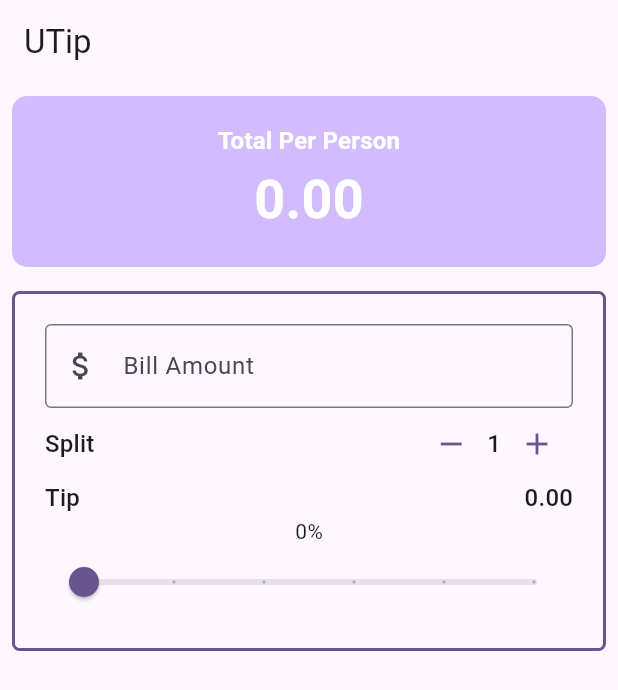
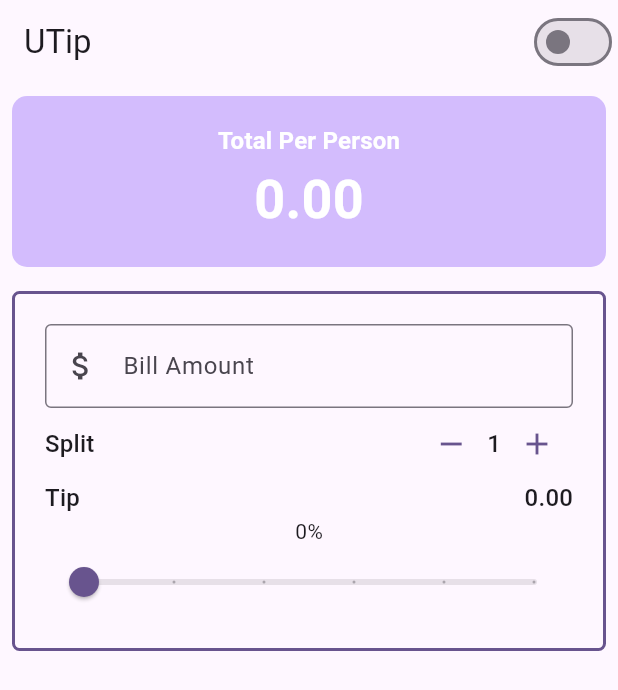
Before and after one commit to Vysakhchandren/UTip-App, a Flutter app: the screen it shows after launch, on a phone screen of 412 x 824 dp. Shown: the top 690 px of the screen. Run offline on Flutter 3.47's test engine with Material 3 defaults, Android fonts, the phone set to English and light mode, and no system bars.

Commit message:
Dark and Light Theme Added

```diff
--- a/lib/main.dart
+++ b/lib/main.dart
@@ -1,4 +1,3 @@
-
 import 'package:calculator_app/utip.dart';
 import 'package:flutter/material.dart';
 
@@ -6,21 +5,45 @@ void main() {
   runApp(const MyApp());
 }
 
-class MyApp extends StatelessWidget {
+class MyApp extends StatefulWidget {
   const MyApp({super.key});
 
+  @override
+  State<MyApp> createState() => _MyAppState();
+}
+
+class _MyAppState extends State<MyApp> {
+  bool _isDark = false;
 
   @override
   Widget build(BuildContext context) {
-
     return MaterialApp(
+      debugShowCheckedModeBanner: false,
       title: 'UTip App',
+      themeMode: _isDark ? ThemeMode.dark : ThemeMode.light,
+      // follow system light/dark
       theme: ThemeData(
-
-        colorScheme: ColorScheme.fromSeed(seedColor: Colors.deepPurple ),
+        colorScheme: ColorScheme.fromSeed(
+          seedColor: Colors.deepPurple,
+          brightness: Brightness.light, // ✅ brightness is set here
+        ),
         useMaterial3: true,
       ),
-      home: const UTip(),
+      darkTheme: ThemeData(
+        colorScheme: ColorScheme.fromSeed(
+          seedColor: Colors.deepPurple,
+          brightness: Brightness.dark, // ✅ brightness is set here
+        ),
+        useMaterial3: true,
+      ),
+      home: UTip(
+        isDark: _isDark,
+        onThemeChanged: (bool value) {
+          setState(() {
+            _isDark = value;
+          });
+        },
+      ),
     );
   }
 }
--- a/lib/utip.dart
+++ b/lib/utip.dart
@@ -8,7 +8,10 @@ import 'package:calculator_app/widgets/total_per_person.dart';
 import 'package:flutter/material.dart';
 
 class UTip extends StatefulWidget {
-  const UTip({super.key});
+  final bool isDark;
+  final ValueChanged<bool> onThemeChanged;
+
+  UTip({required this.isDark, required this.onThemeChanged});
 
   @override
   State<UTip> createState() => _UTipState();
@@ -56,8 +59,14 @@ class _UTipState extends State<UTip> {
       fontWeight: FontWeight.bold,
     );
     return Scaffold(
-      appBar: AppBar(title: Text("UTip")),
-      body: Column(
+      appBar: AppBar(
+        title: Text("UTip"),
+        actions: [
+          Switch(value: widget.isDark, onChanged: widget.onThemeChanged),
+        ],
+      ),
+      body: SingleChildScrollView(
+        child: Column(
           crossAxisAlignment: CrossAxisAlignment.stretch,
           children: [
             TotalPerPerson(themeData: themeData, style: style, total: total),
@@ -114,6 +123,7 @@ class _UTipState extends State<UTip> {
             ),
           ],
         ),
+      ),
     );
   }
 }
--- a/pubspec.yaml
+++ b/pubspec.yaml
@@ -58,8 +58,8 @@ flutter:
   uses-material-design: true
 
   # To add assets to your application, add an assets section, like this:
-  # assets:
-  #   - images/a_dot_burr.jpeg
+  assets:
+     - assets/images
   #   - images/a_dot_ham.jpeg
 
   # An image asset can refer to one or more resolution-specific "variants", see
```
Also changed, not shown: assets/images/Untitled design.jpg (added), 1 other file. Lines whose indentation alone changed are shown as unchanged.
